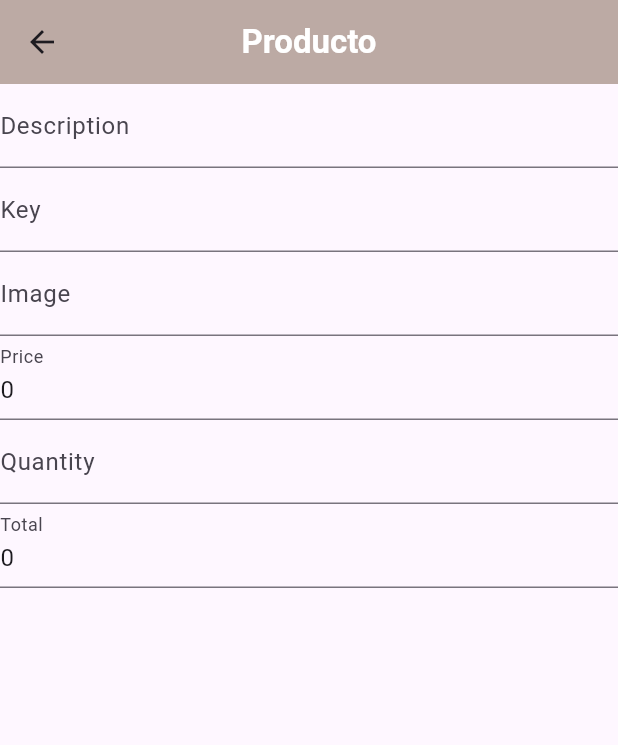
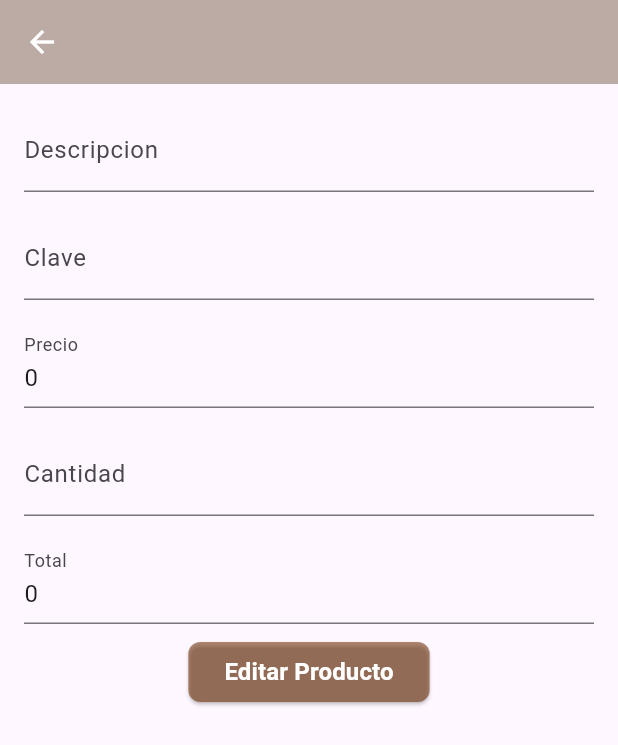
Before and after one commit to MarcoMonsivais/INVI, a Flutter app: the ShowProduct_Page screen opened by its route, on a phone screen of 412 x 824 dp. Shown: the top 745 px of the screen. Run offline on Flutter 3.47's test engine with Material 3 defaults, Android fonts, the phone set to English and light mode, and no system bars; our stand-ins replace cloud_firestore, firebase_auth, firebase_core, go_router, google_fonts; accounts and stored records are empty.

Commit message:
finish show and edit product

```diff
--- a/lib/dashboard/dashboard_page.dart
+++ b/lib/dashboard/dashboard_page.dart
@@ -21,7 +21,7 @@ class DashboardPage extends StatelessWidget {
               return GestureDetector(
                 onTap: () {
                   productId = products[index].id;
-                  print(productId);
+                  productName = product['key'].toString();
                   const ShowProduct_Page().goScreen(context);
                 },
                 child: Card(
--- a/lib/helpers/globals_variables.dart
+++ b/lib/helpers/globals_variables.dart
@@ -1 +1,2 @@
 String productId = '';
+String productName = '';
--- a/lib/newproduct/newproduct_page.dart
+++ b/lib/newproduct/newproduct_page.dart
@@ -3,7 +3,9 @@ import 'package:firebase_auth/firebase_auth.dart';
 import 'package:cloud_firestore/cloud_firestore.dart';
 import 'package:go_router/go_router.dart';
 import 'package:google_fonts/google_fonts.dart';
+import 'package:invi/helpers/globals_variables.dart';
 import 'package:invi/helpers/routes_constants.dart';
+import 'package:invi/product/showproduct_page.dart';
 
 class NewProductPage extends StatefulWidget {
   const NewProductPage({Key? key}) : super(key: key);
@@ -113,7 +115,24 @@ class _NewProductPageState extends State<NewProductPage> {
 
                 FirebaseFirestore.instance
                     .collection('app/conf/products')
-                    .add(_product);
+                    .add(_product).then((doc){
+
+                      _keyController.clear();
+                      _descriptionController.clear();
+                      _imageController.clear();
+                      _priceController.clear();
+                      _qntyController.clear();
+                      _totalController.clear();
+
+                      productId = doc.id;
+                      productName = _keyController.text;
+
+                      const ShowProduct_Page().goScreen(context);
+
+                    })
+                    .catchError((e) => print(e));
+
+
               },
               style: ElevatedButton.styleFrom(
                 backgroundColor: Colors.brown.shade200,
--- a/lib/product/showproduct_page.dart
+++ b/lib/product/showproduct_page.dart
@@ -4,6 +4,8 @@ import 'package:go_router/go_router.dart';
 import 'package:google_fonts/google_fonts.dart';
 import 'package:invi/helpers/globals_variables.dart';
 import 'package:invi/helpers/routes_constants.dart';
+import 'package:invi/homepage/home_page.dart';
+import 'package:invi/login/login_page.dart';
 
 class ShowProduct_Page extends StatefulWidget {
 
@@ -25,67 +27,128 @@ class _ShowProduct_PageState extends State<ShowProduct_Page> {
       appBar: AppBar(
         elevation: 0.0,
         title: Text(
-          'Producto',
+          productName,
           style: GoogleFonts.roboto(
             color: Colors.white,
             fontWeight: FontWeight.bold
             ),
           ),
         centerTitle: true,
-        automaticallyImplyLeading: true,
+        automaticallyImplyLeading: false,
+        leading: IconButton(
+          icon: const Icon(Icons.arrow_back, color: Colors.white,),
+          onPressed: () {
+            const HomePage().goScreen(context);
+          },
+        ),
         backgroundColor: Colors.brown.shade200,
       ),
       body: FutureBuilder<DocumentSnapshot>(
         future: FirebaseFirestore.instance.doc('app/conf/products/$productId').get(),
         builder: (context, snapshot) {
           if (snapshot.hasData) {
-            return Column(
+
+            TextEditingController _descriptionController = TextEditingController(text: snapshot.data!['description']);
+            TextEditingController _keyController = TextEditingController(text: snapshot.data!['key']);
+            TextEditingController _priceController = TextEditingController(text: snapshot.data!['price'].toString());
+            TextEditingController _qntyController = TextEditingController(text: snapshot.data!['qnty'].toString());
+            TextEditingController _totalController = TextEditingController(text: snapshot.data!['total'].toString());
+
+
+            return Padding(
+              padding: const EdgeInsets.all(8.0),
+              child: Column(
                 children: [
-                TextField(
-                  controller: TextEditingController(text: snapshot.data!['description']),
+                  Padding(
+                    padding: const EdgeInsets.all(8.0),
+                    child: TextField(
+                      controller: _descriptionController,
                       style: GoogleFonts.roboto(),
                       decoration: const InputDecoration(
-                    labelText: 'Description',
+                        labelText: 'Descripcion',
                       ),
                     ),
-                TextField(
-                  controller: TextEditingController(text: snapshot.data!['key']),
+                  ),
+                  Padding(
+                    padding: const EdgeInsets.all(8.0),
+                    child: TextField(
+                      controller: _keyController,
                       style: GoogleFonts.roboto(),
-                  decoration: InputDecoration(
-                    labelText: 'Key',
+                      decoration: const InputDecoration(
+                        labelText: 'Clave',
                       ),
                     ),
-                TextField(
-                  controller: TextEditingController(text: snapshot.data!['image']),
+                  ),
+                  Padding(
+                    padding: const EdgeInsets.all(8.0),
+                    child: TextField(
+                      controller: _priceController,
                       style: GoogleFonts.roboto(),
-                  decoration: InputDecoration(
-                    labelText: 'Image',
+                      decoration: const InputDecoration(
+                        labelText: 'Precio',
+                      ),
+                    ),
+                  ),
+                  Padding(
+                    padding: const EdgeInsets.all(8.0),
+                    child: TextField(
+                      controller: _qntyController,
+                      style: GoogleFonts.roboto(),
+                      decoration: const InputDecoration(
+                        labelText: 'Cantidad',
+                      ),
+                    ),
+                  ),
+                  Padding(
+                    padding: const EdgeInsets.all(8.0),
+                    child: TextField(
+                      controller: _totalController,
+                      style: GoogleFonts.roboto(),
+                      decoration: const InputDecoration(
+                        labelText: 'Total',
+                      ),
                     ),
                   ),
 
-                TextField(
-                  controller: TextEditingController(text: snapshot.data!['price'].toString()),
-                  style: GoogleFonts.roboto(),
-                  decoration: InputDecoration(
-                    labelText: 'Price',
+                  ElevatedButton(
+                    onPressed: () async {
+                      if (_descriptionController.text != snapshot.data!['description'] ||
+                          _keyController.text != snapshot.data!['key'] ||
+                          _priceController.text != snapshot.data!['price'].toString() ||
+                          _qntyController.text != snapshot.data!['qnty'].toString() ||
+                          _totalController.text != snapshot.data!['total'].toString()) {
+                        await FirebaseFirestore.instance.doc('app/conf/products/$productId').update({
+                          'description': _descriptionController.text,
+                          'key': _keyController.text,
+                          'price': double.parse(_priceController.text),
+                          'qnty': int.parse(_qntyController.text),
+                          'total': double.parse(_totalController.text),
+                        }).then((doc){
+                          const HomePage().goScreen(context);
+                          ScaffoldMessenger.of(context).showSnackBar(
+                            const SnackBar(content: Text('Producto editado correctamente')),
+                          );
+                        });
+                      }
+                    },
+                    style: ElevatedButton.styleFrom(
+                      shape: RoundedRectangleBorder(
+                        borderRadius: BorderRadius.circular(8.0),
                       ),
+                      backgroundColor: Color.fromARGB(146, 117, 54, 12),
                     ),
-                TextField(
-                  controller: TextEditingController(text: snapshot.data!['qnty'].toString()),
-                  style: GoogleFonts.roboto(),
-                  decoration: InputDecoration(
-                    labelText: 'Quantity',
-                  ),
-                ),
-                TextField(
-                  controller: TextEditingController(text: snapshot.data!['total'].toString()),
-                  style: GoogleFonts.roboto(),
-                  decoration: InputDecoration(
-                    labelText: 'Total',
+                    child: Text(
+                      'Editar Producto',
+                       style: GoogleFonts.roboto(
+                        fontSize: 16.0,
+                        fontWeight: FontWeight.bold,
+                        color: Color.fromARGB(255, 255, 255, 255),
+                      )
                     ),
                   ),
 
                 ],
+              ),
             );
           } else if (snapshot.hasError) {
             return Text('Error');
```
Lines whose indentation alone changed are shown as unchanged.
